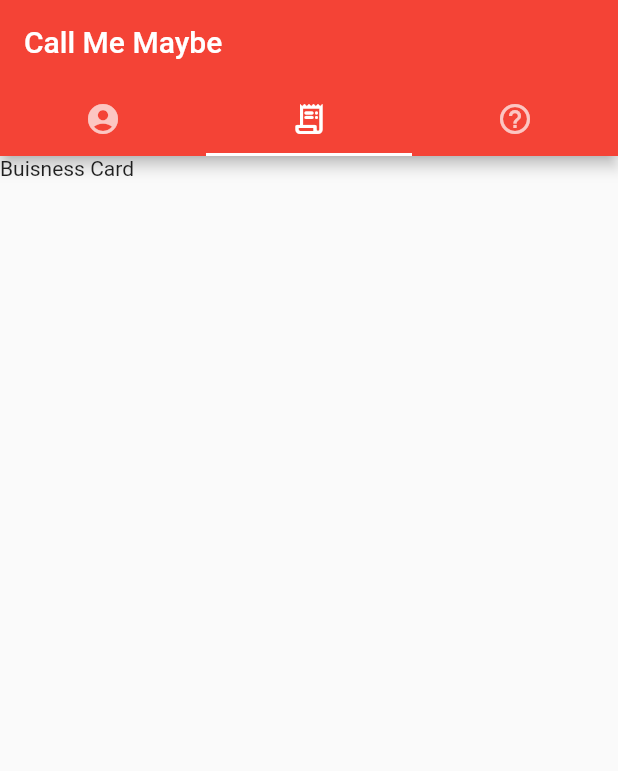
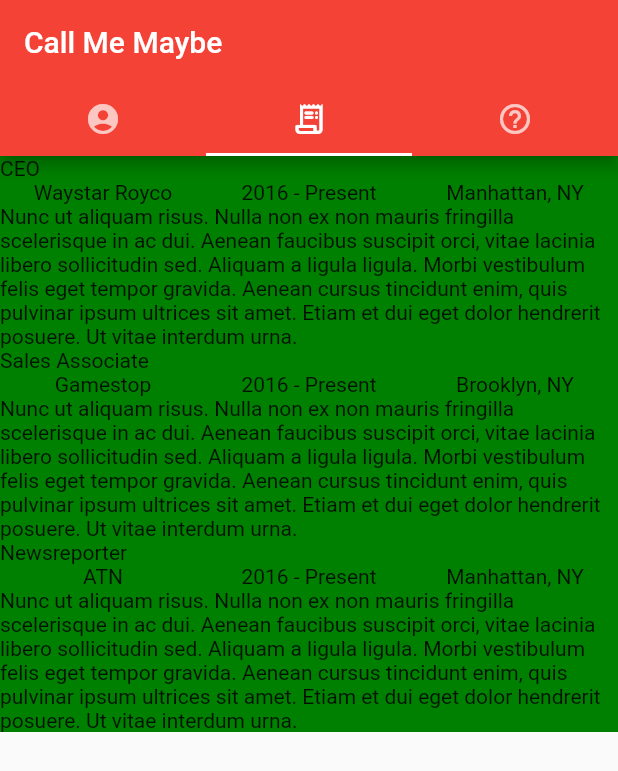
Before and after one commit to stuttskl/call_me_maybe, a Flutter app: the screen it shows after launch, tab 2 chosen, on a phone screen of 412 x 824 dp. Shown: the top 771 px of the screen. Run offline on Flutter 3.47's test engine with Material 2 defaults, Android fonts, the phone set to English and light mode, and no system bars.

Commit message:
implemented resume entry components for resume screen

```diff
--- a/lib/components/contact_card.dart
+++ b/lib/components/contact_card.dart
@@ -37,14 +37,14 @@ class ContactCard extends StatelessWidget {
             Padding(
               padding: EdgeInsets.all(8.0),
               child: Column(children: [
-                TextLink(link: this.website),
+                TextLink(text: this.website, link: 'https://www.imdb.com/title/tt7660850/'),
                 ],
               )
             ),
             Padding(
               padding: EdgeInsets.all(8.0),
               child: Column(children: [
-                TextLink(link: this.email),
+                TextLink(text: this.email, link: 'https://www.google.com'),
                 ],
               )
             ),
--- /dev/null
+++ b/lib/components/resume_entry.dart
@@ -0,0 +1,53 @@
+import 'package:flutter/material.dart';
+
+class ResumeEntry extends StatelessWidget {
+  final String companyName, jobTitle, jobDates, location, jobDescription;
+
+  const ResumeEntry(
+      {Key key,
+      this.companyName,
+      this.jobTitle,
+      this.jobDates,
+      this.location,
+      this.jobDescription})
+      : super(key: key);
+
+  @override
+  Widget build(BuildContext context) {
+    double c_width = MediaQuery.of(context).size.width * 0.8;
+
+    return Container(
+        // Another fixed-height child.
+        color: const Color(0xff008000), // Green
+        // height: 120.0,
+        // width: c_width,
+        alignment: Alignment.center,
+        child: Column(
+          children: [
+            Row(
+              children: [Text('$jobTitle')],
+            ),
+            Row(
+              children: [
+                Expanded(
+                  child: Text('$companyName', textAlign: TextAlign.center),
+                ),
+                Expanded(
+                  child: Text('$jobDates', textAlign: TextAlign.center),
+                ),
+                Expanded(
+                  child: Text('$location', textAlign: TextAlign.center),
+                ),
+              ],
+            ),
+            Row(
+              children: [
+                Expanded(
+                  child: Text('$jobDescription', textAlign: TextAlign.left)
+                ),
+              ],
+            ),
+          ],
+        ));
+  }
+}
--- a/lib/components/text_button.dart
+++ b/lib/components/text_button.dart
@@ -2,21 +2,17 @@ import 'package:flutter/material.dart';
 import 'package:url_launcher/url_launcher.dart';
 
 class TextLink extends StatelessWidget {
+  final String text;
   final String link;
 
-  const TextLink({Key key, this.link}) : super(key: key);
+  const TextLink({Key key, this.text, this.link}) : super(key: key);
 
   @override
   Widget build(BuildContext context) {
-    return TextButton(onPressed: _launchURL, child: Text('$link'));
+    return TextButton(onPressed: _launchURL(this.link), child: Text('$text'));
   }
 }
 
-_launchURL() async {
-  const url = 'https://www.imdb.com/title/tt7660850/';
-  if (await canLaunch(url)) {
-    await launch(url);
-  } else {
-    throw 'Could not launch $url';
-  }
+_launchURL(link) {
+  print("yo");
 }
--- a/lib/screens/question_screen.dart
+++ b/lib/screens/question_screen.dart
@@ -4,7 +4,15 @@ class QuestionScreen extends StatelessWidget {
   @override
   Widget build(BuildContext context) {
     return Container(
-      child: Text('Buisness Card'),
+      child: GestureDetector(
+        onTap: () {
+          _fetchAnswer();
+        }
+      )
     );
   }
 }
+
+_fetchAnswer() {
+  Text("yo");
+}
--- a/lib/screens/resume_screen.dart
+++ b/lib/screens/resume_screen.dart
@@ -1,10 +1,49 @@
 import 'package:flutter/material.dart';
+import '../components/resume_entry.dart';
 
 class ResumeScreen extends StatelessWidget {
   @override
   Widget build(BuildContext context) {
-    return Container(
-      child: Text('Buisness Card'),
+    return DefaultTextStyle(
+      style: Theme.of(context).textTheme.bodyText2,
+      child: LayoutBuilder(
+        builder: (BuildContext context, BoxConstraints viewportConstraints) {
+          return SingleChildScrollView(
+            child: ConstrainedBox(
+              constraints: BoxConstraints(
+                minHeight: viewportConstraints.maxHeight,
+              ),
+              child: Column(
+                mainAxisSize: MainAxisSize.min,
+                // mainAxisAlignment: MainAxisAlignment.spaceEvenly,
+                children: <Widget>[
+                  ResumeEntry(
+                    companyName: 'Waystar Royco',
+                    jobTitle: 'CEO',
+                    jobDates: '2016 - Present',
+                    location: 'Manhattan, NY',
+                    jobDescription: 'Nunc ut aliquam risus. Nulla non ex non mauris fringilla scelerisque in ac dui. Aenean faucibus suscipit orci, vitae lacinia libero sollicitudin sed. Aliquam a ligula ligula. Morbi vestibulum felis eget tempor gravida. Aenean cursus tincidunt enim, quis pulvinar ipsum ultrices sit amet. Etiam et dui eget dolor hendrerit posuere. Ut vitae interdum urna.',
+                  ),
+                  ResumeEntry(
+                    companyName: 'Gamestop',
+                    jobTitle: 'Sales Associate',
+                    jobDates: '2016 - Present',
+                    location: 'Brooklyn, NY',
+                    jobDescription: 'Nunc ut aliquam risus. Nulla non ex non mauris fringilla scelerisque in ac dui. Aenean faucibus suscipit orci, vitae lacinia libero sollicitudin sed. Aliquam a ligula ligula. Morbi vestibulum felis eget tempor gravida. Aenean cursus tincidunt enim, quis pulvinar ipsum ultrices sit amet. Etiam et dui eget dolor hendrerit posuere. Ut vitae interdum urna.',
+                  ),
+                  ResumeEntry(
+                    companyName: 'ATN',
+                    jobTitle: 'Newsreporter',
+                    jobDates: '2016 - Present',
+                    location: 'Manhattan, NY',
+                    jobDescription: 'Nunc ut aliquam risus. Nulla non ex non mauris fringilla scelerisque in ac dui. Aenean faucibus suscipit orci, vitae lacinia libero sollicitudin sed. Aliquam a ligula ligula. Morbi vestibulum felis eget tempor gravida. Aenean cursus tincidunt enim, quis pulvinar ipsum ultrices sit amet. Etiam et dui eget dolor hendrerit posuere. Ut vitae interdum urna.',
+                  ),
+                ],
+              ),
+            ),
+          );
+        },
+      ),
     );
   }
 }
```
